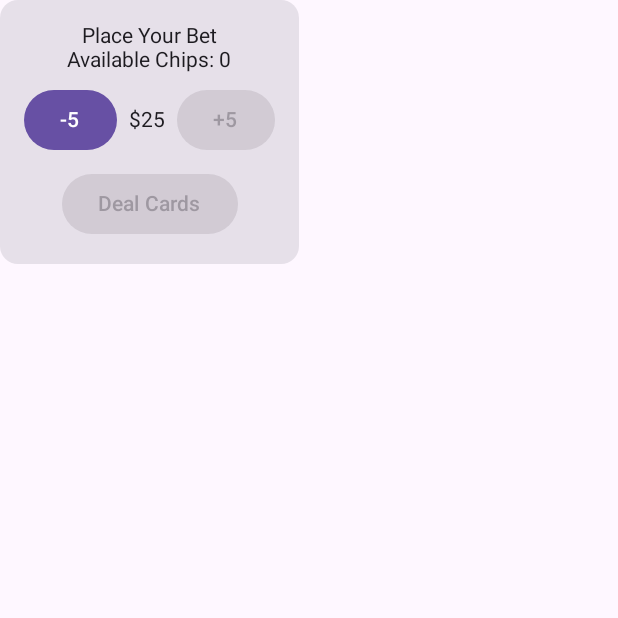
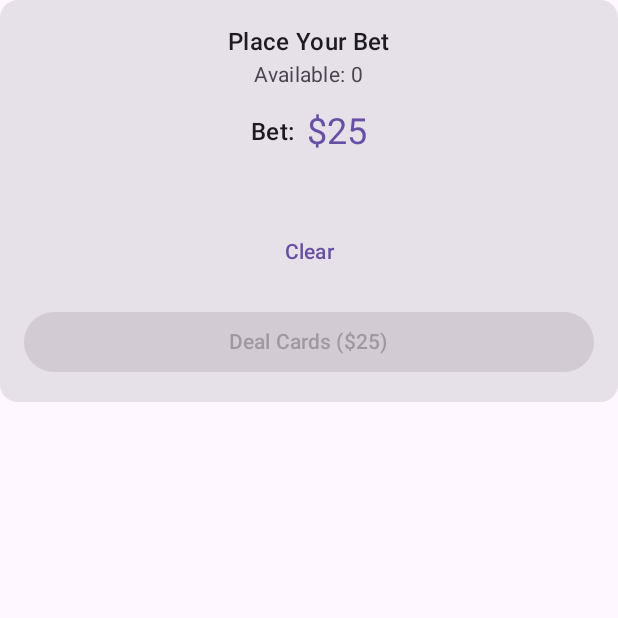
Before and after one commit to ttpss930141011/blackjack-trainer, an Android app built with Jetpack Compose: the composable NewRoundControls called with empty values, on a phone screen of 412 x 824 dp, the top half of it. Run offline under Robolectric (Android 15) with nearby library versions, the phone set to English and light mode, and no system bars; our stand-ins replace Compose Multiplatform resources.

Commit message:
Implement visual chip selection with casino-style betting
- Replace +5/-5 buttons with clickable chip images
- Add 8 chip denominations ($1, $5, $10, $25, $50, $100, $200, $500)
- Implement additive betting system (click multiple chips to add amounts)
- Add Clear button to reset bet to $0
- Create ChipImageMapper for resource management
- Create ChipImageDisplay component with click animations
- Filter available chips based on player's current funds
- Improve betting UX with visual feedback and clear bet display

🤖 Generated with [Claude Code](https://claude.ai/code)

Co-Authored-By: Claude <noreply@anthropic.com>

```diff
--- a/composeApp/src/commonMain/kotlin/org/ttpss930141011/bj/presentation/BlackjackGameScreen.kt
+++ b/composeApp/src/commonMain/kotlin/org/ttpss930141011/bj/presentation/BlackjackGameScreen.kt
@@ -263,45 +263,73 @@ private fun NewRoundControls(
     onStartRound: (Int) -> Unit
 ) {
     var betAmount by remember { mutableStateOf(25) }
+    val availableChips = ChipImageMapper.standardChipValues.filter { it <= currentChips }
 
     Card {
         Column(
             modifier = Modifier.padding(16.dp),
             horizontalAlignment = Alignment.CenterHorizontally
         ) {
-            Text("Place Your Bet")
-            Text("Available Chips: $currentChips")
+            Text(
+                text = "Place Your Bet",
+                style = MaterialTheme.typography.titleMedium
+            )
+            Text(
+                text = "Available: $currentChips",
+                style = MaterialTheme.typography.bodyMedium,
+                color = MaterialTheme.colorScheme.onSurfaceVariant
+            )
 
-            Spacer(modifier = Modifier.height(8.dp))
+            Spacer(modifier = Modifier.height(12.dp))
 
+            // 當前賭注顯示
             Row(
+                verticalAlignment = Alignment.CenterVertically,
+                horizontalArrangement = Arrangement.spacedBy(8.dp)
+            ) {
+                Text(
+                    text = "Bet:",
+                    style = MaterialTheme.typography.titleMedium
+                )
+                Text(
+                    text = "$$betAmount",
+                    style = MaterialTheme.typography.headlineSmall,
+                    color = MaterialTheme.colorScheme.primary
+                )
+            }
+
+            Spacer(modifier = Modifier.height(16.dp))
+
+            // 籌碼選擇區域
+            LazyRow(
                 horizontalArrangement = Arrangement.spacedBy(8.dp),
-                verticalAlignment = Alignment.CenterVertically
+                modifier = Modifier.padding(vertical = 8.dp)
             ) {
-                Button(
-                    onClick = { if (betAmount > 5) betAmount -= 5 },
-                    enabled = betAmount > 5
-                ) {
-                    Text("-5")
-                }
-
-                Text("$$betAmount")
-
-                Button(
-                    onClick = { betAmount += 5 },
-                    enabled = betAmount < currentChips
-                ) {
-                    Text("+5")
+                items(availableChips) { chipValue ->
+                    ChipImageDisplay(
+                        value = chipValue,
+                        onClick = { betAmount += chipValue }
+                    )
                 }
             }
 
             Spacer(modifier = Modifier.height(8.dp))
 
+            // Clear按鈕
+            TextButton(
+                onClick = { betAmount = 0 }
+            ) {
+                Text("Clear")
+            }
+
+            Spacer(modifier = Modifier.height(12.dp))
+
             Button(
                 onClick = { onStartRound(betAmount) },
-                enabled = betAmount <= currentChips
+                enabled = betAmount <= currentChips && betAmount > 0,
+                modifier = Modifier.fillMaxWidth()
             ) {
-                Text("Deal Cards")
+                Text("Deal Cards ($$betAmount)")
             }
         }
     }
```
Also changed, not shown: composeApp/src/commonMain/kotlin/org/ttpss930141011/bj/presentation/ChipImageDisplay.kt (added, +58 -0 lines), composeApp/src/commonMain/kotlin/org/ttpss930141011/bj/presentation/ChipImageMapper.kt (added, +29 -0 lines), composeApp/src/commonMain/composeResources/drawable/chip_1.png (added), composeApp/src/commonMain/composeResources/drawable/chip_10.png (added), composeApp/src/commonMain/composeResources/drawable/chip_100.png (added), composeApp/src/commonMain/composeResources/drawable/chip_200.png (added), composeApp/src/commonMain/composeResources/drawable/chip_25.png (added), composeApp/src/commonMain/composeResources/drawable/chip_5.png (added), composeApp/src/commonMain/composeResources/drawable/chip_50.png (added), composeApp/src/commonMain/composeResources/drawable/chip_500.png (added).
